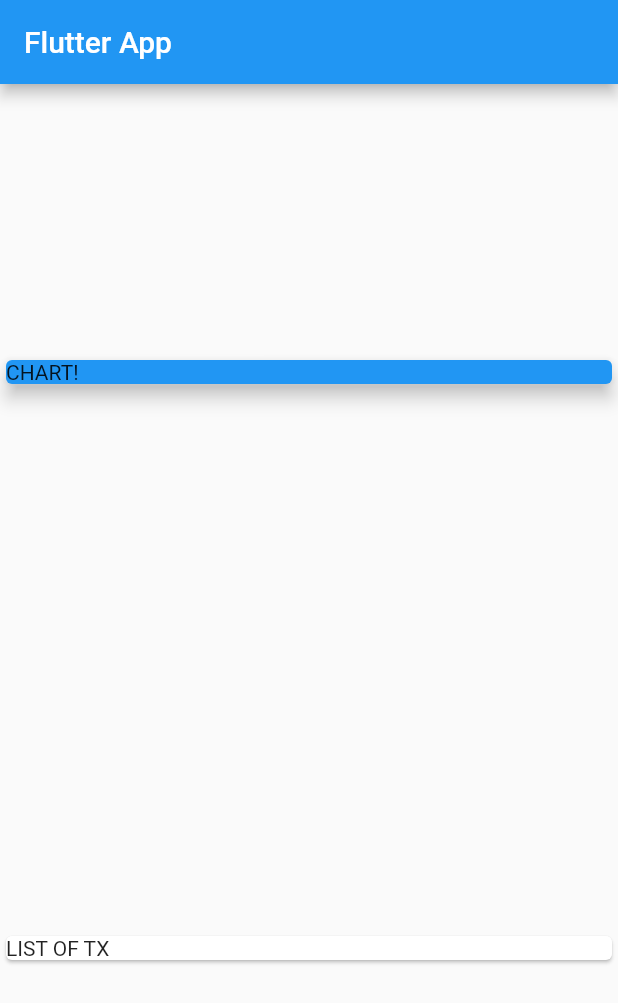
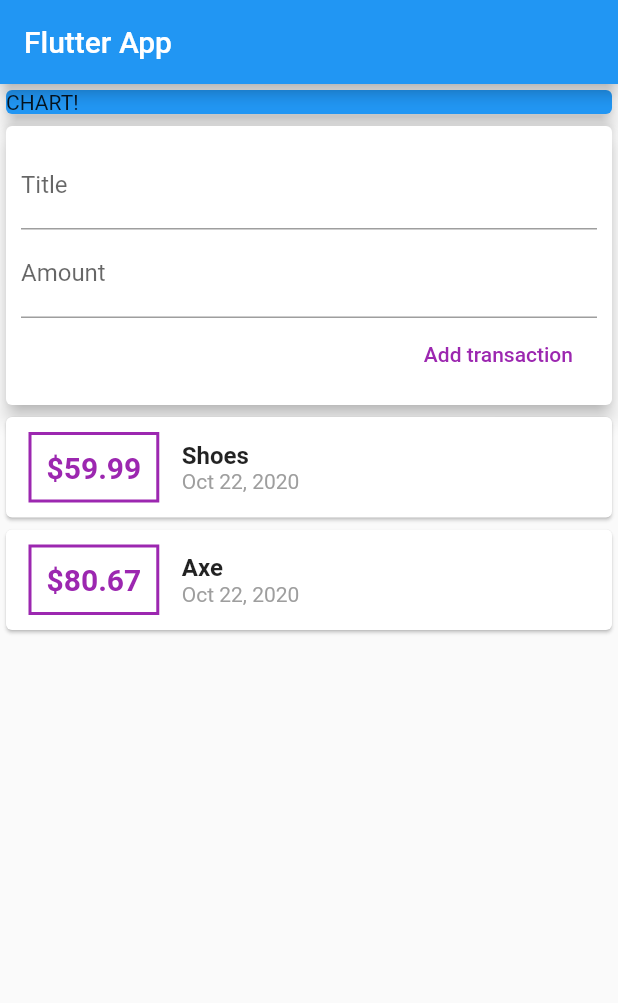
Before and after one commit to zagalapawel/personal_expenses_app, a Flutter app: the screen it shows after launch, on a phone screen of 412 x 824 dp. Shown: the top 1003 px of the screen. Run offline on Flutter 3.47's test engine with Material 2 defaults, Android fonts, the phone set to English and light mode, and no system bars.

Commit message:
basic inputs + list of items

```diff
--- a/lib/main.dart
+++ b/lib/main.dart
@@ -1,4 +1,5 @@
 import 'package:flutter/material.dart';
+import 'package:intl/intl.dart';
 
 import './transaction.dart';
 
@@ -29,6 +30,10 @@ class MyHomePage extends StatelessWidget {
       date: DateTime.now(),
     ),
   ];
+  // String titleInput;
+  // String amountInput;
+  final titleController = TextEditingController();
+  final amountController = TextEditingController();
 
   @override
   Widget build(BuildContext context) {
@@ -37,7 +42,7 @@ class MyHomePage extends StatelessWidget {
         title: Text('Flutter App'),
       ),
       body: Column(
-        mainAxisAlignment: MainAxisAlignment.spaceAround,
+        // mainAxisAlignment: MainAxisAlignment.start,
         crossAxisAlignment: CrossAxisAlignment.stretch,
         children: <Widget>[
           Container(
@@ -49,7 +54,85 @@ class MyHomePage extends StatelessWidget {
             ),
           ),
           Card(
-            child: Text("LIST OF TX"),
+            elevation: 5,
+            child: Container(
+              padding: EdgeInsets.all(10),
+              child: Column(
+                crossAxisAlignment: CrossAxisAlignment.end,
+                children: <Widget>[
+                  TextField(
+                    decoration: InputDecoration(labelText: 'Title'),
+                    controller: titleController,
+                    // onChanged: (value) {
+                    //   titleInput = value;
+                    // },
+                  ),
+                  TextField(
+                    decoration: InputDecoration(labelText: 'Amount'),
+                    controller: amountController,
+                    // onChanged: (value) {
+                    //   amountInput = value;
+                    // },
+                  ),
+                  FlatButton(
+                    child: Text('Add transaction'),
+                    textColor: Colors.purple,
+                    onPressed: () {},
+                  ),
+                ],
+              ),
+            ),
+          ),
+          Column(
+            children: transactions.map((tx) {
+              return Card(
+                child: Row(
+                  children: <Widget>[
+                    Container(
+                      margin: EdgeInsets.symmetric(
+                        vertical: 10,
+                        horizontal: 15,
+                      ),
+                      decoration: BoxDecoration(
+                        border: Border.all(
+                          color: Colors.purple,
+                          width: 2,
+                        ),
+                      ),
+                      padding: EdgeInsets.all(10),
+                      child: Text(
+                        '\$' +
+                            tx.amount
+                                .toString(), //Can do the same by '\$${tx.amount}'
+                        style: TextStyle(
+                          fontWeight: FontWeight.bold,
+                          fontSize: 20,
+                          color: Colors.purple,
+                        ),
+                      ),
+                    ),
+                    Column(
+                      crossAxisAlignment: CrossAxisAlignment.start,
+                      children: <Widget>[
+                        Text(
+                          tx.title,
+                          style: TextStyle(
+                            fontSize: 16,
+                            fontWeight: FontWeight.bold,
+                          ),
+                        ),
+                        Text(
+                          DateFormat.yMMMd().format(tx.date),
+                          style: TextStyle(
+                            color: Colors.grey,
+                          ),
+                        ),
+                      ],
+                    ),
+                  ],
+                ),
+              );
+            }).toList(),
           )
         ],
       ),
--- a/pubspec.yaml
+++ b/pubspec.yaml
@@ -23,6 +23,7 @@ environment:
 dependencies:
   flutter:
     sdk: flutter
+  intl: ^0.16.1
 
 
   # The following adds the Cupertino Icons font to your application.
```
Also changed, not shown: pubspec.lock.
